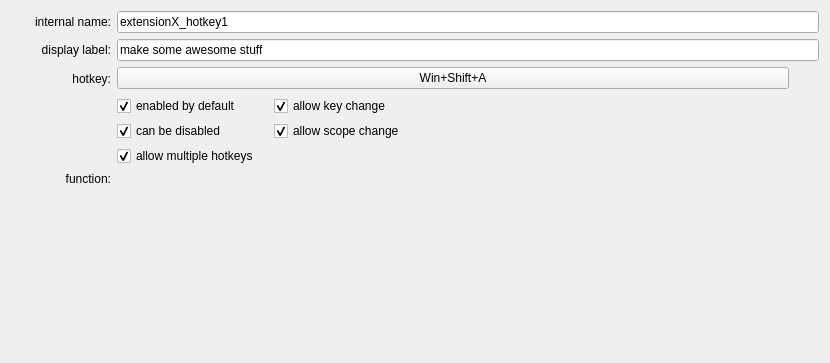
This is ui/a2widget/a2hotkey/edit_widget.ui in ewerybody/a2 as Qt 5 draws it before an edit. The edited form follows.
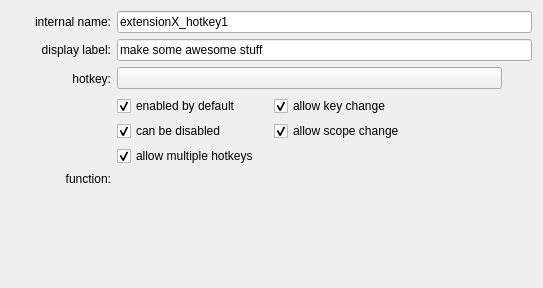
This is the edited form. Custom widgets are drawn as their Qt base class.

Commit message: Oops. new Hotkey "looked" like there was something assinged already

The edit to the form file:
```diff
--- a/ui/a2widget/a2hotkey/edit_widget.ui
+++ b/ui/a2widget/a2hotkey/edit_widget.ui
@@ -6,8 +6,8 @@
    <rect>
     <x>0</x>
     <y>0</y>
-    <width>830</width>
-    <height>363</height>
+    <width>543</width>
+    <height>288</height>
    </rect>
   </property>
   <property name="windowTitle">
@@ -98,7 +98,7 @@
           <bool>true</bool>
          </property>
          <property name="text">
-          <string>Win+Shift+A</string>
+          <string notr="true"/>
          </property>
         </widget>
        </item>
```
The commit also changes 1 other file.
